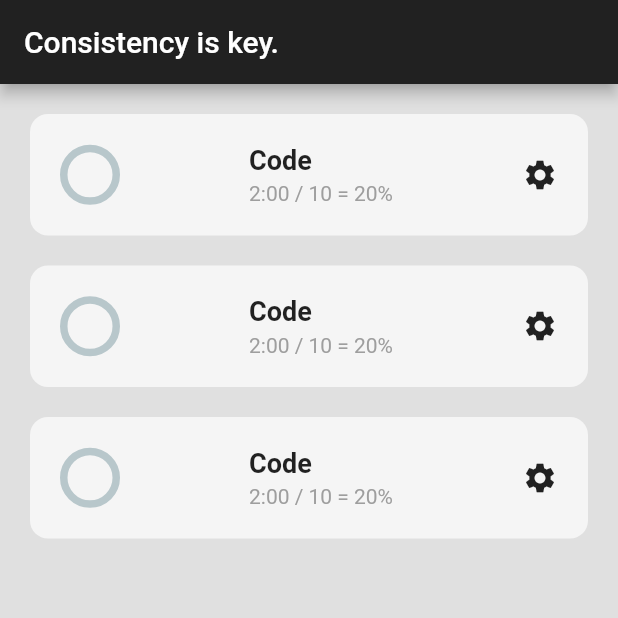
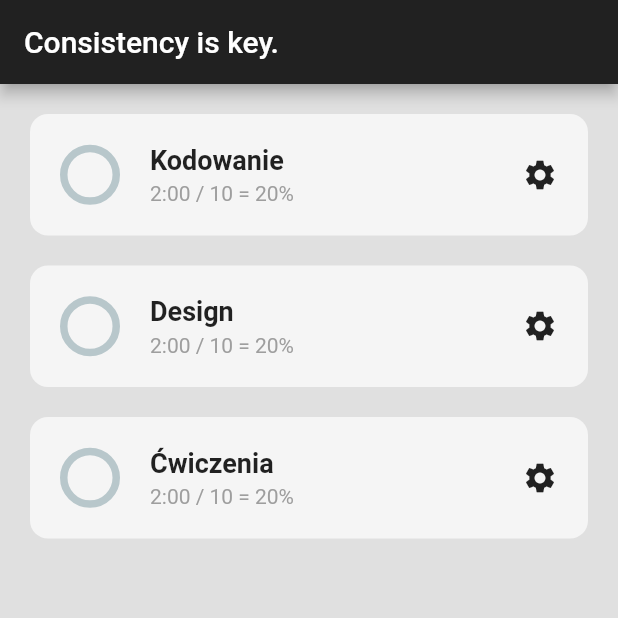
Before and after one commit to patrickkoszewski/habit_tracker_app, a Flutter app: the screen it shows after launch, on a phone screen of 412 x 824 dp, the top half of it. Run offline on Flutter 3.47's test engine with Material 2 defaults, Android fonts, the phone set to English and light mode, and no system bars; drawn by our look-alikes of percent_indicator.

Commit message:
Add habitName

```diff
--- a/lib/home_page.dart
+++ b/lib/home_page.dart
@@ -20,9 +20,15 @@ class _HomePageState extends State<HomePage> {
       ),
       body: Column(
         children: [
-          HabitTile(),
-          HabitTile(),
-          HabitTile(),
+          HabitTile(
+            habitName: 'Kodowanie',
+          ),
+          HabitTile(
+            habitName: 'Design',
+          ),
+          HabitTile(
+            habitName: 'Ćwiczenia',
+          ),
         ],
       ),
     );
--- a/lib/util/habit_tile.dart
+++ b/lib/util/habit_tile.dart
@@ -4,7 +4,9 @@ import 'dart:math';
 import 'package:percent_indicator/circular_percent_indicator.dart';
 
 class HabitTile extends StatelessWidget {
-  const HabitTile({super.key});
+  final String habitName;
+
+  const HabitTile({super.key, required this.habitName});
 
   @override
   Widget build(BuildContext context) {
@@ -23,17 +25,21 @@ class HabitTile extends StatelessWidget {
         child: Row(
           mainAxisAlignment: MainAxisAlignment.spaceBetween,
           children: [
+            Row(
+              children: [
                 //progress circle
                 CircularPercentIndicator(
                   radius: 40,
                 ),
-
+                const SizedBox(
+                  width: 20,
+                ),
                 Column(
                   crossAxisAlignment: CrossAxisAlignment.start,
                   children: [
                     //habit name
                     Text(
-                  'Code',
+                      habitName,
                       style: TextStyle(
                         fontWeight: FontWeight.bold,
                         fontSize: 18,
@@ -50,6 +56,8 @@ class HabitTile extends StatelessWidget {
                     ),
                   ],
                 ),
+              ],
+            ),
             Icon(Icons.settings),
           ],
         ),
```
Lines whose indentation alone changed are shown as unchanged.
